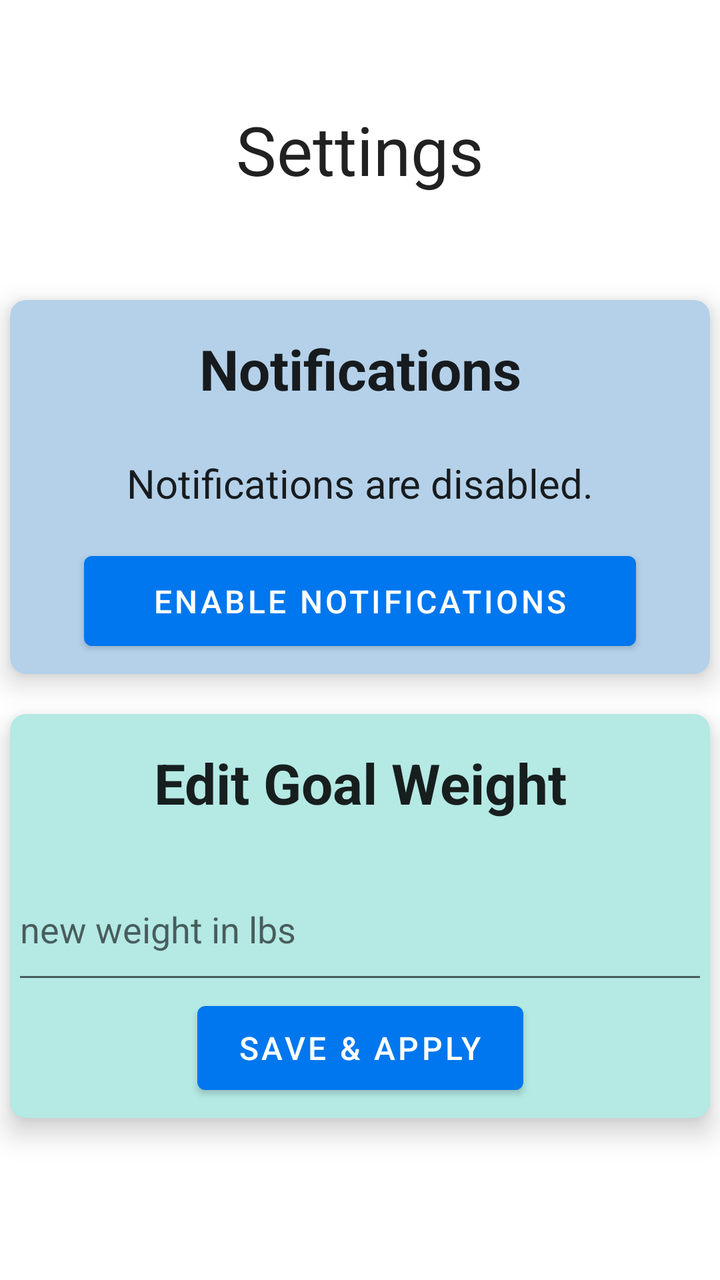
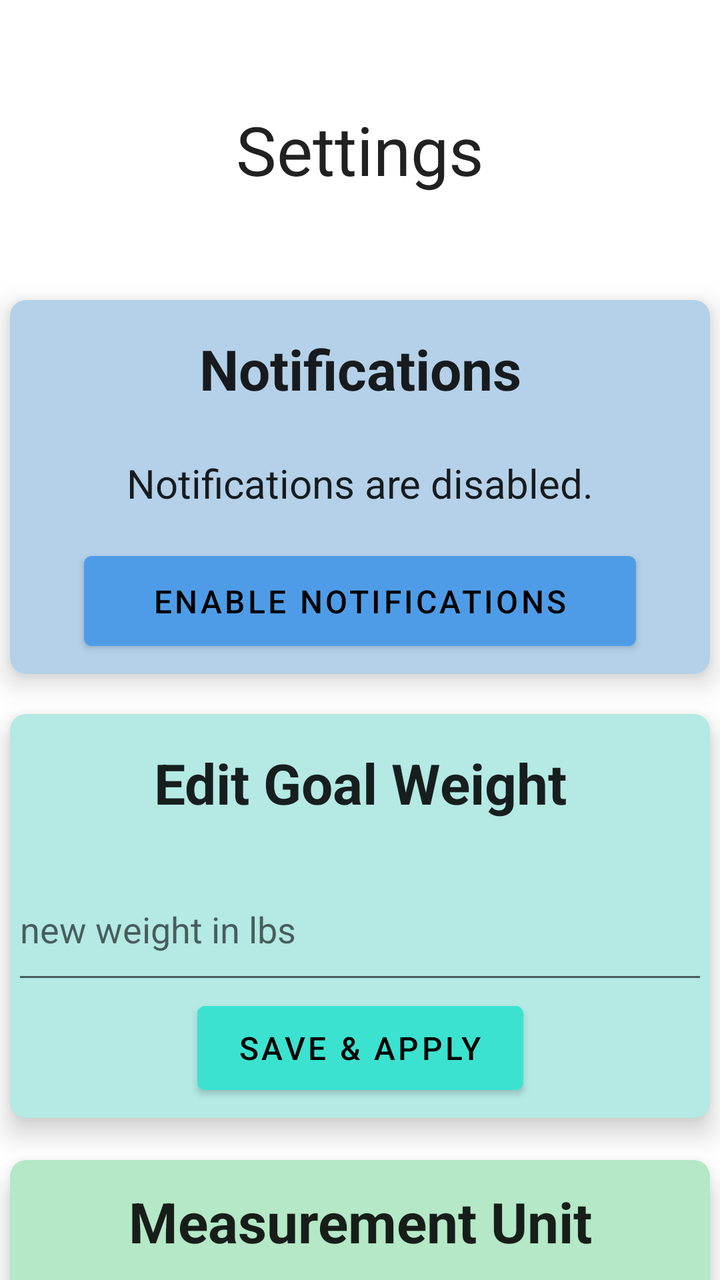

Before-and-after screenshots of an Android layout around one commit, followed by the original layout XML and the change that was made.
<!-- AndroidManifest.xml: application theme Theme.Turco_Michael_Weight_Tracking -->
<!-- res/layout/fragment_settings.xml -->
<?xml version="1.0" encoding="utf-8"?>
<androidx.constraintlayout.widget.ConstraintLayout xmlns:android="http://schemas.android.com/apk/res/android"
    xmlns:app="http://schemas.android.com/apk/res-auto"
    xmlns:tools="http://schemas.android.com/tools"
    android:layout_width="match_parent"
    android:layout_height="match_parent"
    tools:context=".ui.settings.SettingsFragment">

    <TextView
        android:id="@+id/title_settings"
        android:layout_width="347dp"
        android:layout_height="45dp"
        android:layout_marginStart="32dp"
        android:layout_marginTop="52dp"
        android:layout_marginEnd="32dp"
        android:gravity="center"
        android:text="@string/title_settings"
        android:textAppearance="@style/TextAppearance.AppCompat.Large"
        android:textSize="34sp"
        app:layout_constraintEnd_toEndOf="parent"
        app:layout_constraintStart_toStartOf="parent"
        app:layout_constraintTop_toTopOf="parent" />

    <androidx.cardview.widget.CardView
        android:id="@+id/cardView"
        android:layout_width="match_parent"
        android:layout_height="wrap_content"
        android:layout_marginStart="5dp"
        android:layout_marginTop="150dp"
        android:layout_marginEnd="5dp"
        app:cardBackgroundColor="@color/blue_light"
        app:cardCornerRadius="8dp"
        app:cardElevation="8dp"
        app:layout_constraintEnd_toEndOf="parent"
        app:layout_constraintStart_toStartOf="parent"
        app:layout_constraintTop_toTopOf="parent">

        <androidx.constraintlayout.widget.ConstraintLayout
            android:layout_width="match_parent"
            android:layout_height="match_parent">

            <TextView
                android:id="@+id/notifications_state"
                android:layout_width="347dp"
                android:layout_height="45dp"
                android:layout_marginTop="12dp"
                android:gravity="center"
                android:text="@string/notifications_disabled"
                android:textAppearance="@style/TextAppearance.AppCompat.Large"
                android:textSize="20sp"
                app:layout_constraintEnd_toEndOf="parent"
                app:layout_constraintStart_toStartOf="parent"
                app:layout_constraintTop_toBottomOf="@+id/title_notifications" />

            <TextView
                android:id="@+id/title_notifications"
                android:layout_width="347dp"
                android:layout_height="45dp"
                android:layout_marginTop="12dp"
                android:gravity="center"
                android:text="@string/title_notifications"
                android:textAppearance="@style/TextAppearance.AppCompat.Large"
                android:textSize="28sp"
                android:textStyle="bold"
                app:layout_constraintEnd_toEndOf="parent"
                app:layout_constraintStart_toStartOf="parent"
                app:layout_constraintTop_toTopOf="parent" />

            <Button
                android:id="@+id/toggle_notifications"
                android:layout_width="276dp"
                android:layout_height="57dp"
                android:layout_marginTop="8dp"
                android:layout_marginBottom="8dp"
                android:text="@string/enable_notifications"
                android:textSize="16sp"
                app:layout_constraintBottom_toBottomOf="parent"
                app:layout_constraintEnd_toEndOf="parent"
                app:layout_constraintStart_toStartOf="parent"
                app:layout_constraintTop_toBottomOf="@+id/notifications_state" />
        </androidx.constraintlayout.widget.ConstraintLayout>
    </androidx.cardview.widget.CardView>

    <androidx.cardview.widget.CardView
        android:layout_width="match_parent"
        android:layout_height="wrap_content"
        android:layout_marginStart="5dp"
        android:layout_marginTop="20dp"
        android:layout_marginEnd="5dp"
        app:cardBackgroundColor="@color/teal_light"
        app:cardCornerRadius="8dp"
        app:cardElevation="8dp"
        app:layout_constraintEnd_toEndOf="parent"
        app:layout_constraintStart_toStartOf="parent"
        app:layout_constraintTop_toBottomOf="@+id/cardView">

        <androidx.constraintlayout.widget.ConstraintLayout
            android:layout_width="match_parent"
            android:layout_height="match_parent">

            <TextView
                android:id="@+id/goal_weight_title"
                android:layout_width="347dp"
                android:layout_height="45dp"
                android:layout_marginTop="12dp"
                android:gravity="center"
                android:text="@string/edit_goal_weight"
                android:textAppearance="@style/TextAppearance.AppCompat.Large"
                android:textSize="28sp"
                android:textStyle="bold"
                app:layout_constraintEnd_toEndOf="parent"
                app:layout_constraintStart_toStartOf="parent"
                app:layout_constraintTop_toTopOf="parent" />

            <Button
                android:id="@+id/edit_goal_weight_apply"
                android:layout_width="163dp"
                android:layout_height="54dp"
                android:layout_marginBottom="8dp"
                android:text="@string/apply"
                android:textSize="16sp"
                app:layout_constraintBottom_toBottomOf="parent"
                app:layout_constraintEnd_toEndOf="parent"
                app:layout_constraintStart_toStartOf="parent"
                app:layout_constraintTop_toBottomOf="@+id/edit_goal_weight_field" />

            <EditText
                android:id="@+id/edit_goal_weight_field"
                android:layout_width="348dp"
                android:layout_height="68dp"
                android:layout_marginStart="27dp"
                android:layout_marginTop="15dp"
                android:layout_marginEnd="27dp"
                android:autofillHints="@string/edit_goal_weight"
                android:ems="10"
                android:hint="@string/new_weight_hint"
                android:inputType="number|numberDecimal"
                app:layout_constraintEnd_toEndOf="parent"
                app:layout_constraintStart_toStartOf="parent"
                app:layout_constraintTop_toBottomOf="@+id/goal_weight_title" />
        </androidx.constraintlayout.widget.ConstraintLayout>
    </androidx.cardview.widget.CardView>
</androidx.constraintlayout.widget.ConstraintLayout>
<!-- resources referenced by this layout -->
<resources>
  <color name="blue_light">#B4D1E9</color>
  <color name="teal_light">#B4E9E4</color>
  <string name="apply">Save &amp; Apply</string>
  <string name="edit_goal_weight">Edit Goal Weight</string>
  <string name="enable_notifications">Enable Notifications</string>
  <string name="new_weight_hint">new weight in lbs</string>
  <string name="notifications_disabled">Notifications are disabled.</string>
  <string name="title_notifications">Notifications</string>
  <string name="title_settings">Settings</string>
  <style name="Theme.Turco_Michael_Weight_Tracking" parent="Theme.MaterialComponents.DayNight.DarkActionBar">
          
          <item name="colorPrimary">@color/blue_500</item>
          <item name="colorPrimaryVariant">@color/blue_700</item>
          <item name="colorOnPrimary">@color/white</item>
          
          <item name="colorSecondary">@color/teal_200</item>
          <item name="colorSecondaryVariant">@color/teal_700</item>
          <item name="colorOnSecondary">@color/black</item>
          
          <item name="android:statusBarColor">?attr/colorPrimaryVariant</item>
          
      </style>
  <color name="blue_500">#0077EE</color>
  <color name="blue_700">#0042B3</color>
  <color name="white">#FFFFFFFF</color>
  <color name="teal_200">#FF03DAC5</color>
  <color name="teal_700">#FF018786</color>
  <color name="black">#FF000000</color>
</resources>

<!-- the commit's change to res/layout/fragment_settings.xml (unified diff, before → after) -->
@@ -22,7 +22,7 @@
         app:layout_constraintTop_toTopOf="parent" />
 
     <androidx.cardview.widget.CardView
-        android:id="@+id/cardView"
+        android:id="@+id/cardView1"
         android:layout_width="match_parent"
         android:layout_height="wrap_content"
         android:layout_marginStart="5dp"
@@ -72,7 +72,9 @@
                 android:layout_height="57dp"
                 android:layout_marginTop="8dp"
                 android:layout_marginBottom="8dp"
+                android:backgroundTint="@color/blue_medium"
                 android:text="@string/enable_notifications"
+                android:textColor="@color/black"
                 android:textSize="16sp"
                 app:layout_constraintBottom_toBottomOf="parent"
                 app:layout_constraintEnd_toEndOf="parent"
@@ -82,6 +84,7 @@
     </androidx.cardview.widget.CardView>
 
     <androidx.cardview.widget.CardView
+        android:id="@+id/cardView2"
         android:layout_width="match_parent"
         android:layout_height="wrap_content"
         android:layout_marginStart="5dp"
@@ -92,7 +95,7 @@
         app:cardElevation="8dp"
         app:layout_constraintEnd_toEndOf="parent"
         app:layout_constraintStart_toStartOf="parent"
-        app:layout_constraintTop_toBottomOf="@+id/cardView">
+        app:layout_constraintTop_toBottomOf="@+id/cardView1">
 
         <androidx.constraintlayout.widget.ConstraintLayout
             android:layout_width="match_parent"
@@ -117,7 +120,9 @@
                 android:layout_width="163dp"
                 android:layout_height="54dp"
                 android:layout_marginBottom="8dp"
+                android:backgroundTint="@color/teal_medium"
                 android:text="@string/apply"
+                android:textColor="@color/black"
                 android:textSize="16sp"
                 app:layout_constraintBottom_toBottomOf="parent"
                 app:layout_constraintEnd_toEndOf="parent"
@@ -140,4 +145,74 @@
                 app:layout_constraintTop_toBottomOf="@+id/goal_weight_title" />
         </androidx.constraintlayout.widget.ConstraintLayout>
     </androidx.cardview.widget.CardView>
+
+    <androidx.cardview.widget.CardView
+        android:id="@+id/cardView3"
+        android:layout_width="match_parent"
+        android:layout_height="wrap_content"
+        android:layout_marginStart="5dp"
+        android:layout_marginTop="21dp"
+        android:layout_marginEnd="5dp"
+        app:cardBackgroundColor="@color/lime_light"
+        app:cardCornerRadius="8dp"
+        app:cardElevation="8dp"
+        app:layout_constraintEnd_toEndOf="parent"
+        app:layout_constraintStart_toStartOf="parent"
+        app:layout_constraintTop_toBottomOf="@+id/cardView2">
+
+        <androidx.constraintlayout.widget.ConstraintLayout
+            android:layout_width="match_parent"
+            android:layout_height="match_parent"
+            android:padding="12dp">
+
+            <TextView
+                android:id="@+id/measurement_unit_title"
+                android:layout_width="0dp"
+                android:layout_height="wrap_content"
+                android:gravity="center"
+                android:text="@string/title_measurement_unit"
+                android:textAppearance="@style/TextAppearance.AppCompat.Large"
+                android:textSize="28sp"
+                android:textStyle="bold"
+                app:layout_constraintEnd_toEndOf="parent"
+                app:layout_constraintStart_toStartOf="parent"
+                app:layout_constraintTop_toTopOf="parent" />
+
+            <LinearLayout
+                android:id="@+id/unit_button_group"
+                style="?android:attr/buttonBarStyle"
+                android:layout_width="0dp"
+                android:layout_height="wrap_content"
+                android:layout_marginTop="16dp"
+                android:gravity="center"
+                android:orientation="horizontal"
+                android:weightSum="2"
+                app:layout_constraintEnd_toEndOf="parent"
+                app:layout_constraintStart_toStartOf="parent"
+                app:layout_constraintTop_toBottomOf="@id/measurement_unit_title">
+
+                <Button
+                    android:id="@+id/measurement_pounds"
+                    style="?android:attr/buttonBarButtonStyle"
+                    android:layout_width="0dp"
+                    android:layout_height="wrap_content"
+                    android:layout_marginEnd="8dp"
+                    android:layout_weight="1"
+                    android:backgroundTint="@color/lime_medium"
+                    android:text="@string/measurement_button_pounds"
+                    android:textColor="@android:color/black" />
+
+                <Button
+                    android:id="@+id/measurement_kilograms"
+                    style="?android:attr/buttonBarButtonStyle"
+                    android:layout_width="0dp"
+                    android:layout_height="wrap_content"
+                    android:layout_marginStart="8dp"
+                    android:layout_weight="1"
+                    android:backgroundTint="@color/gray_medium"
+                    android:text="@string/measurement_button_kilograms"
+                    android:textColor="@android:color/black" />
+            </LinearLayout>
+        </androidx.constraintlayout.widget.ConstraintLayout>
+    </androidx.cardview.widget.CardView>
 </androidx.constraintlayout.widget.ConstraintLayout>
<!-- resource entries referenced after the edit -->
@@ -1,12 +1,20 @@
 <!-- resources referenced by this layout -->
 <resources>
   <color name="blue_light">#B4D1E9</color>
+  <color name="blue_medium">#4E9CE7</color>
+  <color name="gray_medium">#A0A0A0</color>
+  <color name="lime_light">#B4E8C6</color>
+  <color name="lime_medium">#3CE073</color>
   <color name="teal_light">#B4E9E4</color>
+  <color name="teal_medium">#3BE2D0</color>
   <string name="apply">Save &amp; Apply</string>
   <string name="edit_goal_weight">Edit Goal Weight</string>
   <string name="enable_notifications">Enable Notifications</string>
+  <string name="measurement_button_kilograms">Kilograms (kg)</string>
+  <string name="measurement_button_pounds">Pounds (lb)</string>
   <string name="new_weight_hint">new weight in lbs</string>
   <string name="notifications_disabled">Notifications are disabled.</string>
+  <string name="title_measurement_unit">Measurement Unit</string>
   <string name="title_notifications">Notifications</string>
   <string name="title_settings">Settings</string>
   <style name="Theme.Turco_Michael_Weight_Tracking" parent="Theme.MaterialComponents.DayNight.DarkActionBar">
